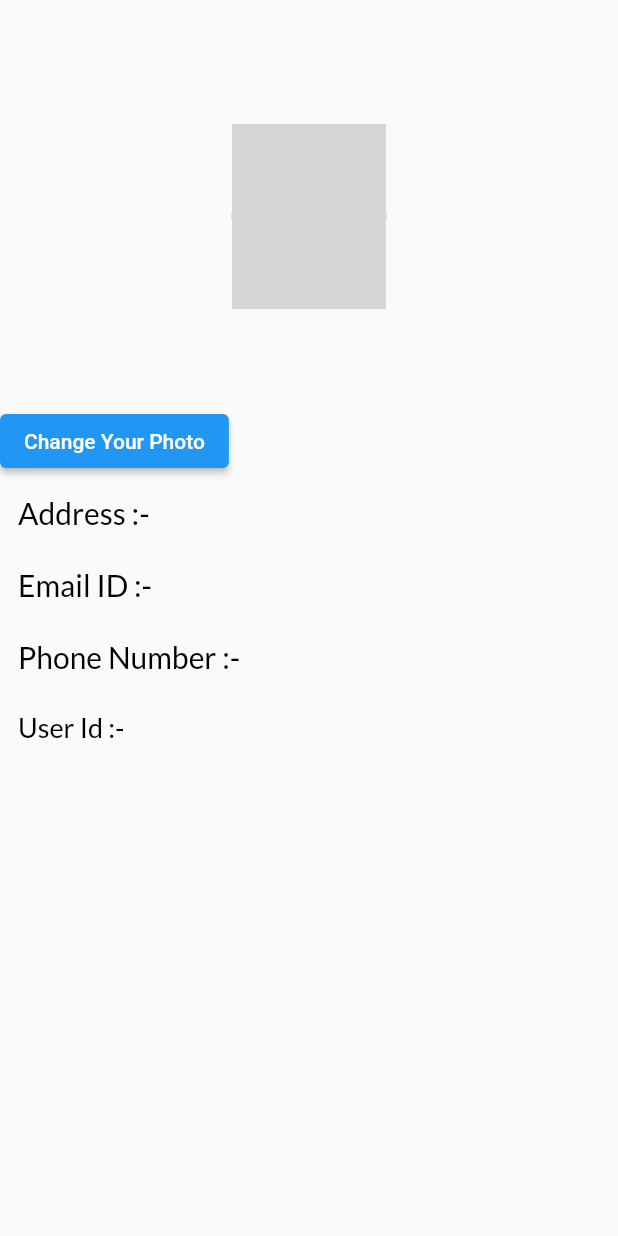
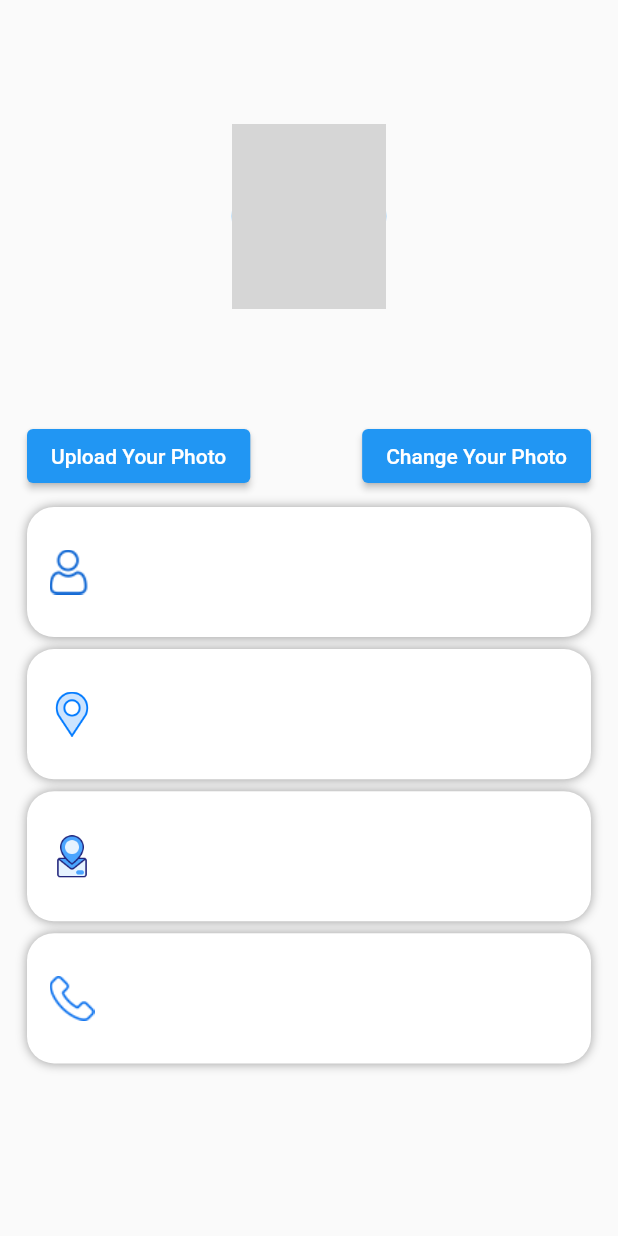
Before and after one commit to 12ajayvishwa/today-news, a Flutter app: the UserProfilePage screen opened directly, on a phone screen of 412 x 824 dp. Run offline on Flutter 3.47's test engine with Material 2 defaults, Android fonts, the phone set to English and light mode, and no system bars; our stand-ins replace cloud_firestore, firebase_auth, firebase_core, firebase_database, firebase_storage, fluttertoast and 3 more; accounts and stored records are empty; network calls fail; grey boxes are pictures that could not be loaded.

Commit message:
commit 10

```diff
--- a/lib/model/user_data.dart
+++ b/lib/model/user_data.dart
@@ -3,10 +3,10 @@ class UserModel{
   String? email;
   String? address;
   String? phoneNumber;
-  String? imageUrl;
+  String? url;
   String? uid;
 
-  UserModel({this.name,this.email,this.address,this.phoneNumber,this.uid,this.imageUrl});
+  UserModel({this.name,this.email,this.address,this.phoneNumber,this.uid,this.url});
 
   // receiving data from server
 
@@ -17,7 +17,7 @@ class UserModel{
       email: map['email'],
       address: map['address'],
       phoneNumber: map['phoneNumber'],
-      imageUrl: map['imageUrl']
+      url: map['url']
     );
   }
 
@@ -30,7 +30,6 @@ class UserModel{
       'email':email,
       'address':address,
       'phoneNumber':phoneNumber,
-      'imageUrl' : imageUrl
     };
   }
 }
--- a/lib/screens/home/dashboard.dart
+++ b/lib/screens/home/dashboard.dart
@@ -1,5 +1,6 @@
 import 'package:firebase_auth/firebase_auth.dart';
 import 'package:flutter/material.dart';
+import 'package:todaynews/screens/user_profile_page.dart';
 import 'package:todaynews/services/api_services.dart';
 import 'package:todaynews/widgets/custom_appbar.dart';
 import 'package:todaynews/widgets/custom_list_tile.dart';
@@ -36,6 +37,9 @@ class _DashboardState extends State<Dashboard> {
           child: CustomAppBar(
             color: const Color.fromARGB(31, 247, 241, 241),
             title: LogoText(firstText: "NEWS", secondText: "TODAY"),
+            profileTab: () {
+              Navigator.push(context, MaterialPageRoute(builder: (_) => UserProfilePage()));
+            },
             logoutTab: () async {
               await _auth.signOut();
               // ignore: use_build_context_synchronously
--- a/lib/screens/user_profile_page.dart
+++ b/lib/screens/user_profile_page.dart
@@ -4,14 +4,12 @@ import 'package:firebase_auth/firebase_auth.dart';
 import 'package:firebase_database/firebase_database.dart';
 import 'package:firebase_storage/firebase_storage.dart';
 import 'package:flutter/material.dart';
-import 'package:http/http.dart';
 import 'package:image_picker/image_picker.dart';
 import 'package:path/path.dart';
 import 'package:todaynews/model/user_data.dart';
 import 'package:todaynews/services/auth_services.dart';
 
 class UserProfilePage extends StatefulWidget {
-
   const UserProfilePage({Key? key}) : super(key: key);
 
   @override
@@ -24,13 +22,15 @@ class _UserProfilePageState extends State<UserProfilePage> {
   User? user = FirebaseAuth.instance.currentUser;
   final FirebaseAuth auth = FirebaseAuth.instance;
   final ImagePicker _imagePicker = ImagePicker();
+  final FirebaseFirestore _firebaseFirestore = FirebaseFirestore.instance;
+
   UserModel loggedInUser = UserModel();
 
   String? _userName;
-  File? imageUrl;
-  var _downloadedUrl;
+  File? image;
+
   var profilePic = "";
-  bool isLoading = false;
+  bool isLoading = true;
   bool isUploaded = false;
 
   Future imgFromGallery() async {
@@ -39,43 +39,54 @@ class _UserProfilePageState extends State<UserProfilePage> {
 
     setState(() {
       if (pickedFile != null) {
-       imageUrl = File(pickedFile.path);
+        image = File(pickedFile.path);
       }
     });
   }
 
-  Future uploadFile() async {
-    if (imageUrl == null) return;
-    final filename = basename(imageUrl!.path);
-    final destination = 'users/$filename';
+  Future uploadFile(File image) async {
 
-    try {
-      final ref = FirebaseStorage.instance.ref().child('users');
-      await ref.putFile(imageUrl!);
+    String downloadUrl;
+    String postId=DateTime.now().millisecondsSinceEpoch.toString();
+    Reference reference = FirebaseStorage.instance.ref('users').child("image").child("post_$postId.jpg");
+    await reference.putFile(image);
+    downloadUrl = await reference.getDownloadURL();
+    return downloadUrl;
 
-      final UploadTask task =
-          ref.putFile(imageUrl!);
+    // if (imageUrl == null) return;
+    // final filename = basename(imageUrl!.path);
+    // final destination = 'users$filename';
+    // final uid = auth.currentUser!.uid;
 
-     var downloadUrl = await (await task).ref.getDownloadURL();
-     _downloadedUrl = downloadUrl.toString();
-     await saveToDatabase(_downloadedUrl);
-     setState(() {
-       profilePic = _downloadedUrl;
-     });
-     print("this is url $downloadUrl");
-    } catch (e) {
-      print("error occured");
-    }
+    // try {
+    //   final ref = FirebaseStorage.instance.ref(destination).child('profilePic.jpg');
+    //   await ref.putFile(imageUrl!);
+
+    //   final UploadTask task = ref.putFile(imageUrl!);
+
+    //   var downloadUrl = await (await task).ref.getDownloadURL();
+    //   _downloadedUrl = downloadUrl.toString();
+    //   await saveToDatabase(_downloadedUrl);
+    //   setState(() {
+    //     profilePic = _downloadedUrl;
+    //   });
+    //   print("this is url $downloadUrl");
+    // } catch (e) {
+    //   print("error occured");
+    // }
   }
 
-  Future saveToDatabase(url) async{
-    DatabaseReference ref = FirebaseDatabase.instance.ref();
-    var data = {
-      "image": _downloadedUrl,
-    };
-    ref.child("users").push();
+  Future uploadToDatabase() async {
+    String url = await uploadFile(image!);
+    final users = _firebaseFirestore.collection('users');
+    final uid = auth.currentUser;
+    await users.doc(uid!.uid).update({'url': url});
+    // DatabaseReference ref = FirebaseDatabase.instance.ref();
+    // var data = {
+    //   "image": _downloadedUrl,
+    // };
+    // ref.child("users").push();
   }
-
 
   @override
   void initState() {
@@ -88,7 +99,6 @@ class _UserProfilePageState extends State<UserProfilePage> {
       loggedInUser = UserModel.fromMap(value.data());
       setState(() {
         isLoading = !isLoading;
-
       });
     });
   }
@@ -96,31 +106,34 @@ class _UserProfilePageState extends State<UserProfilePage> {
   @override
   Widget build(BuildContext context) {
     Size size = MediaQuery.of(context).size;
-    return Scaffold(
-        body: Container(
+    return
+    Scaffold(
+        body: isLoading ? Center(child: CircularProgressIndicator()):
+
+        Container(
+            padding: EdgeInsets.only(left: 18, right: 18),
             alignment: Alignment.center,
             child: Column(
               children: [
                 SizedBox(
                   height: size.height * 0.1,
                 ),
-                Stack(
-                  alignment: Alignment.center,
-                  children: [
-                    Positioned(
-                      child:
-                    imageUrl != null ?
-                Container(
+                image != null
+                    ? Container(
                         height: size.height * 0.15,
                         width: size.width * 0.25,
                         decoration: BoxDecoration(
-
+                            color: Colors.white,
                             shape: BoxShape.circle,
                             border: Border.all(color: Colors.blue, width: 2),
                             image: DecorationImage(
-                          image: NetworkImage(profilePic),fit: BoxFit.contain)),
-                ):
-                Container(
+                              image: FileImage(
+                               image!
+                              ),
+                              fit: BoxFit.cover,
+                            )),
+                      )
+                    : Container(
                         height: size.height * 0.15,
                         width: size.width * 0.25,
                         decoration: BoxDecoration(
@@ -129,88 +142,118 @@ class _UserProfilePageState extends State<UserProfilePage> {
                             image: DecorationImage(
                                 image: NetworkImage(
                                     "https://icons.veryicon.com/png/o/internet--web/prejudice/user-128.png"),
-                          fit: BoxFit.contain)),
-                ),),
-                Positioned(
-                  top: 8,
-                  right: 5,
-                  child: InkWell(
-                    onTap: () {
-                      print("hiii");
+                                fit: BoxFit.cover)),
+                      ),
+                Text(
+                  loggedInUser.name ?? "",
+                  softWrap: true,
+                  style: TextStyle(
+                      color: Colors.black,
+                      fontFamily: "oswald",
+                      fontSize: 25,
+                      fontWeight: FontWeight.w500),
+                ),
+                Text(
+                  loggedInUser.email ?? "",
+                  softWrap: true,
+                  style: TextStyle(
+                      color: Colors.grey,
+                      fontFamily: "oswald",
+                      fontSize: 18,
+                      fontWeight: FontWeight.w200),
+                ),
+                SizedBox(
+                  height: 10,
+                ),
+                Row(
+                  mainAxisAlignment: MainAxisAlignment.spaceBetween,
+                  children: [
+                    ElevatedButton(
+                        onPressed: () {
+                          uploadToDatabase();
                         },
-                    child: Container(
-                      height: 25,
-                      width: 25,
-                      decoration: BoxDecoration(
-                        borderRadius: BorderRadius.circular(30),
-                        color: Colors.white),
-                      child: Icon(
-                        Icons.edit,color: Colors.grey,)),
-                  )),
-
+                        child: Text("Upload Your Photo")),
+                    ElevatedButton(
+                        onPressed: () {
+                          imgFromGallery();
+                        },
+                        child: Text("Change Your Photo")),
                   ],
                 ),
-                Text(loggedInUser.name ?? "",
-                softWrap: true,
-                style: TextStyle(color: Colors.black,fontFamily: "oswald",fontSize: 25,fontWeight: FontWeight.w500),),
-                  Text(loggedInUser.email ?? "",
-                  softWrap: true,
-                  style: TextStyle(color: Colors.grey,fontFamily: "oswald",fontSize: 18,fontWeight: FontWeight.w200),)
-                ,
-                Row(
-                  children: [
-                    imageUrl != null ?
-                    ElevatedButton(
-                      onPressed: (){
-                        uploadFile();
-                      }, child: Text(
-                        "Upload Your Photo")):
-                    ElevatedButton(
-                      onPressed: (){
-                    imgFromGallery();
-                  }, child:
-                  Text("Change Your Photo")),
+                SizedBox(
+                  height: 10,
+                ),
+                userDeatils(size, "assets/user.png", loggedInUser.name, () {
 
-
-
-                  ],
+                }),
+                SizedBox(
+                  height: 8,
                 ),
-                Container(
-                  padding: EdgeInsets.all(12),
-                  alignment: Alignment.bottomLeft,
-                  width: size.width,
-                  child: Text("Address :- ${loggedInUser.address ?? ""}",style: TextStyle(color: Colors.black,fontFamily: "Lato",fontSize: 20,fontWeight: FontWeight.normal),)),
-                Container(
-                  padding: EdgeInsets.all(12),
-                  alignment: Alignment.bottomLeft,
-                  width: size.width,
-                  child: Text("Email ID :- ${loggedInUser.email ?? ""}",style: TextStyle(color: Colors.black,fontFamily: "Lato",fontSize: 20,fontWeight: FontWeight.normal),)),
-                  Container(
-                  padding: EdgeInsets.all(12),
-                  alignment: Alignment.bottomLeft,
-                  width: size.width,
-                  child: Text("Phone Number :- ${loggedInUser.phoneNumber ?? ""}",style: TextStyle(color: Colors.black,fontFamily: "Lato",fontSize: 20,fontWeight: FontWeight.normal),)),
-                  Container(
-
-                  padding: EdgeInsets.all(12),
-                  alignment: Alignment.bottomLeft,
-                  width: size.width,
-                  child: Text(
-                    "User Id :- ${loggedInUser.uid ?? ""}",style: TextStyle(color: Colors.black,fontFamily: "Lato",fontSize: 18,fontWeight: FontWeight.normal),))
-
-                // StreamBuilder(
-                //   stream: FirebaseFirestore.instance
-                //   .collection("users")
-                //   .where("uid",isEqualTo: auth.currentUser!.uid)
-                //   .snapshots(),
-                //   builder: ((context, snapshot){
-                //     if(snapshot.hasData){
-
-                //     }
-                //   }))
+                userDeatils(size, "assets/location.png", loggedInUser.address,
+                    () {
+                  print("hii");
+                }),
+                SizedBox(
+                  height: 8,
+                ),
+                userDeatils(
+                    size, "assets/email_address.png", loggedInUser.email, () {
+                  print("hiii");
+                }),
+                SizedBox(
+                  height: 8,
+                ),
+                userDeatils(
+                    size, "assets/telephone.png", loggedInUser.phoneNumber, () {
+                  print("hiiii");
+                })
               ],
             )));
   }
 
-
+  userDeatils(Size size, String image, loggedInUser, VoidCallback onTap) {
+    return Container(
+        height: size.height / 9.5,
+        width: size.width,
+        padding: EdgeInsets.all(15),
+        alignment: Alignment.center,
+        decoration: BoxDecoration(
+            color: Colors.white,
+            borderRadius: BorderRadius.all(
+              Radius.circular(18),
+            ),
+            boxShadow: [
+              BoxShadow(
+                color: Colors.grey,
+                blurRadius: 5.0,
+              )
+            ]),
+        child: Row(
+          mainAxisAlignment: MainAxisAlignment.spaceBetween,
+          children: [
+            Container(
+              child: Row(
+                children: [
+                  Image.asset(
+                    image,
+                    height: 30,
+                    width: 30,
+                  ),
+                  SizedBox(
+                    width: 15,
+                  ),
+                  Text(
+                    loggedInUser ?? "",
+                    style: TextStyle(
+                        color: Colors.black,
+                        fontFamily: "Lato",
+                        fontSize: 20,
+                        fontWeight: FontWeight.normal),
+                  ),
+                ],
+              ),
+            ),
+          ],
+        ));
   }
+}
--- a/lib/services/auth_services.dart
+++ b/lib/services/auth_services.dart
@@ -16,7 +16,7 @@ class AuthClass {
     await _auth
         .createUserWithEmailAndPassword(email: email, password: password)
         .then((value) =>
-            {postDetailsToFirestore(name, phoneNumber, address, context)})
+            {postDetailsToFirestore(name, phoneNumber, address,context,)})
         .catchError((e) {
       Fluttertoast.showToast(msg: e!.message);
     });
--- a/pubspec.yaml
+++ b/pubspec.yaml
@@ -73,8 +73,8 @@ flutter:
   uses-material-design: true
 
   # To add assets to your application, add an assets section, like this:
-  # assets:
-  #   - images/a_dot_burr.jpeg
+  assets:
+    - assets/
   #   - images/a_dot_ham.jpeg
 
   # An image asset can refer to one or more resolution-specific "variants", see
```
Also changed, not shown: lib/screens/blog/blog_page.dart (+11 -12 lines), lib/screens/home/home.dart (+12 -10 lines), assets/blogging.png (added), assets/email_address.png (added), assets/location.png (added), assets/news.png (added), assets/pencil.png (added), assets/telephone.png (added), assets/user.png (added). Lines whose indentation alone changed are shown as unchanged.
